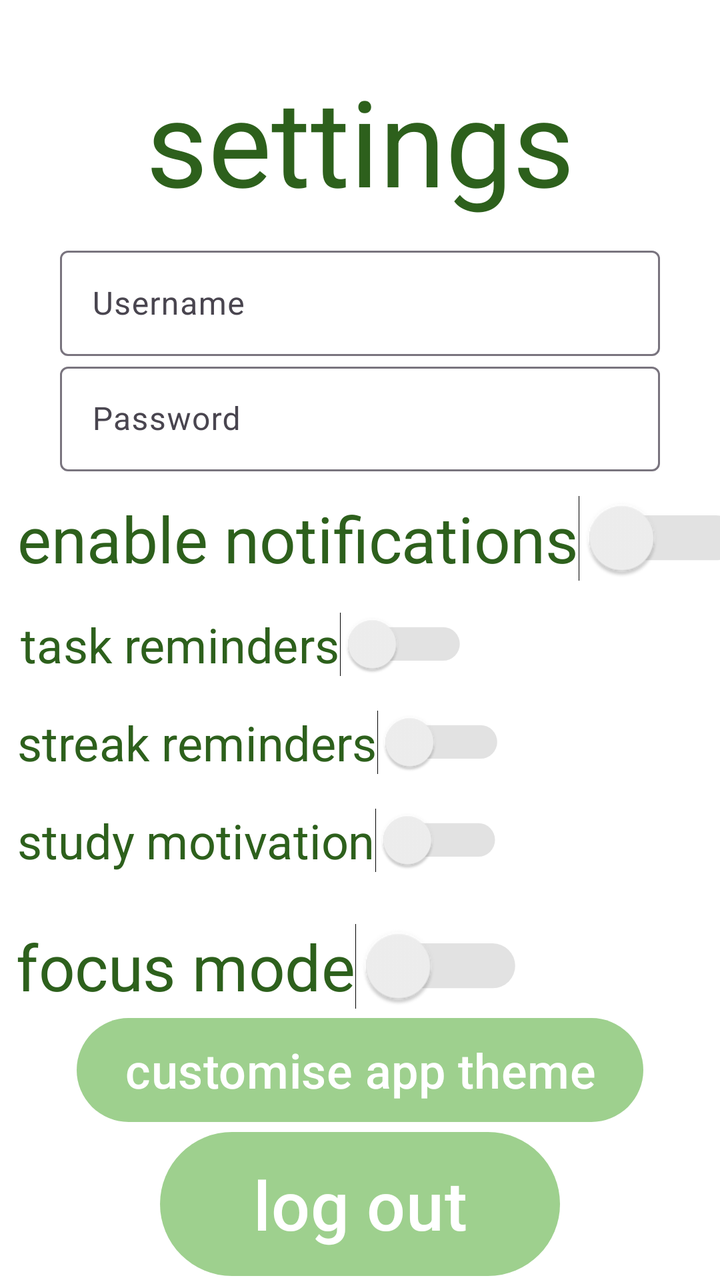
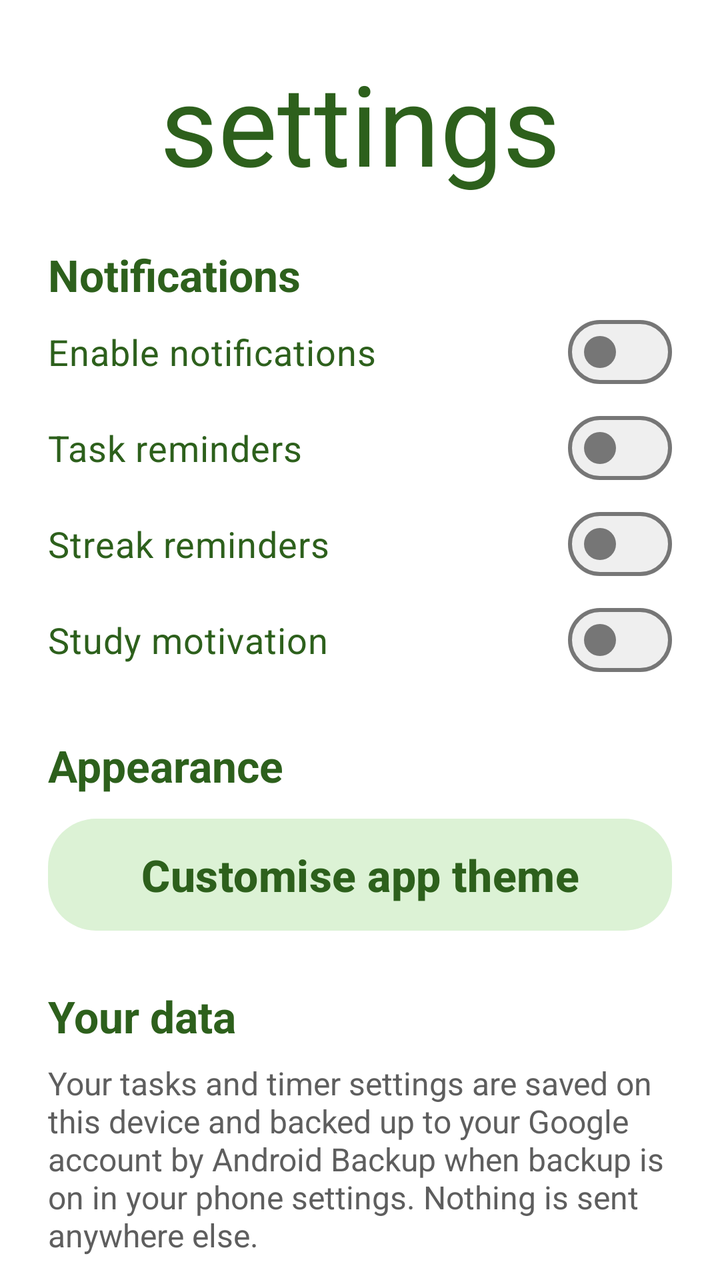

The first picture is an Android layout as it rendered before a commit; the second is the same layout after the commit. The layout source and the unified diff follow.
<!-- AndroidManifest.xml: application theme Theme.Zen -->
<!-- res/layout/fragment_settings.xml -->
<?xml version="1.0" encoding="utf-8"?>
<FrameLayout xmlns:android="http://schemas.android.com/apk/res/android"
    xmlns:app="http://schemas.android.com/apk/res-auto"
    xmlns:tools="http://schemas.android.com/tools"
    android:layout_width="match_parent"
    android:layout_height="match_parent"
    tools:context=".settings.SettingsFragment" >

    <androidx.constraintlayout.widget.ConstraintLayout
        android:layout_width="match_parent"
        android:layout_height="match_parent">

        <TextView
            android:id="@+id/settingsTitle"
            android:layout_width="wrap_content"
            android:layout_height="wrap_content"
            android:layout_marginTop="30dp"
            android:text="@string/settings"
            android:textColor="@color/dark_green"
            android:textSize="60sp"
            app:layout_constraintEnd_toEndOf="parent"
            app:layout_constraintStart_toStartOf="parent"
            app:layout_constraintTop_toTopOf="parent" />

        <LinearLayout
            android:id="@+id/linearLayout2"
            android:layout_width="0dp"
            android:layout_height="0dp"
            android:layout_marginTop="10dp"
            android:gravity="center"
            android:orientation="vertical"
            app:layout_constraintBottom_toBottomOf="parent"
            app:layout_constraintEnd_toEndOf="parent"
            app:layout_constraintStart_toStartOf="parent"
            app:layout_constraintTop_toBottomOf="@+id/settingsTitle">

            <com.google.android.material.textfield.TextInputLayout
                android:id="@+id/usernameTextInputLayout"
                android:layout_width="300dp"
                android:layout_height="wrap_content"
                android:layout_weight="1">

                <com.google.android.material.textfield.TextInputEditText
                    android:id="@+id/usernameTextInput"
                    android:layout_width="match_parent"
                    android:layout_height="wrap_content"
                    android:hint="@string/username"
                    android:inputType="text" />
            </com.google.android.material.textfield.TextInputLayout>

            <com.google.android.material.textfield.TextInputLayout
                android:id="@+id/passwordTextInputLayout"
                android:layout_width="300dp"
                android:layout_height="wrap_content"
                android:layout_weight="1"
                app:passwordToggleEnabled="false">

                <com.google.android.material.textfield.TextInputEditText
                    android:id="@+id/passwordTextInput"
                    android:layout_width="match_parent"
                    android:layout_height="wrap_content"
                    android:hint="@string/password"
                    android:inputType="textPassword" />
            </com.google.android.material.textfield.TextInputLayout>

            <androidx.constraintlayout.widget.ConstraintLayout
                android:layout_width="match_parent"
                android:layout_height="wrap_content"
                android:layout_weight="1">

                <Switch
                    android:id="@+id/switch1"
                    android:layout_width="wrap_content"
                    android:layout_height="wrap_content"
                    android:layout_marginTop="10dp"
                    android:layout_weight="1"
                    android:paddingStart="65dp"
                    android:paddingTop="10dp"
                    android:paddingEnd="50dp"
                    android:paddingBottom="10dp"
                    android:scaleX="1.6"
                    android:scaleY="1.6"
                    android:text="@string/enable_notifications"
                    android:textColor="@color/dark_green"
                    android:textSize="20sp"
                    android:trackTint="@color/switch_track"
                    android:thumbTint="@color/switch_thumb"
                    app:layout_constraintEnd_toEndOf="parent"
                    app:layout_constraintStart_toStartOf="parent"
                    app:layout_constraintTop_toTopOf="parent" />

                <Switch
                    android:id="@+id/switch3"
                    android:layout_width="wrap_content"
                    android:layout_height="wrap_content"
                    android:layout_marginTop="10dp"
                    android:layout_weight="1"
                    android:paddingStart="20dp"
                    android:paddingTop="6dp"
                    android:paddingEnd="10dp"
                    android:paddingBottom="6dp"
                    android:scaleX="1.2"
                    android:scaleY="1.2"
                    android:text="@string/task_reminders"
                    android:textColor="@color/dark_green"
                    android:textSize="20sp"
                    android:trackTint="@color/switch_track"
                    android:thumbTint="@color/switch_thumb"
                    app:layout_constraintStart_toStartOf="@+id/switch1"
                    app:layout_constraintTop_toBottomOf="@+id/switch1" />

                <Switch
                    android:id="@+id/switch4"
                    android:layout_width="wrap_content"
                    android:layout_height="wrap_content"
                    android:layout_marginTop="10dp"
                    android:layout_weight="1"
                    android:paddingStart="20dp"
                    android:paddingTop="6dp"
                    android:paddingEnd="10dp"
                    android:paddingBottom="6dp"
                    android:scaleX="1.2"
                    android:scaleY="1.2"
                    android:text="@string/study_motivation"
                    android:textColor="@color/dark_green"
                    android:textSize="20sp"
                    android:trackTint="@color/switch_track"
                    android:thumbTint="@color/switch_thumb"
                    app:layout_constraintStart_toStartOf="@+id/switch5"
                    app:layout_constraintTop_toBottomOf="@+id/switch5" />

                <Switch
                    android:id="@+id/switch5"
                    android:layout_width="wrap_content"
                    android:layout_height="wrap_content"
                    android:layout_marginTop="10dp"
                    android:layout_weight="1"
                    android:paddingStart="20dp"
                    android:paddingTop="6dp"
                    android:paddingEnd="10dp"
                    android:paddingBottom="6dp"
                    android:scaleX="1.2"
                    android:scaleY="1.2"
                    android:text="@string/streak_reminders"
                    android:textColor="@color/dark_green"
                    android:textSize="20sp"
                    android:trackTint="@color/switch_track"
                    android:thumbTint="@color/switch_thumb"
                    app:layout_constraintStart_toStartOf="@+id/switch3"
                    app:layout_constraintTop_toBottomOf="@+id/switch3" />

                <Switch
                    android:id="@+id/switch6"
                    android:layout_width="wrap_content"
                    android:layout_height="wrap_content"
                    android:layout_marginTop="20dp"
                    android:layout_weight="1"
                    android:paddingStart="45dp"
                    android:paddingTop="10dp"
                    android:paddingEnd="35dp"
                    android:paddingBottom="10dp"
                    android:scaleX="1.6"
                    android:scaleY="1.6"
                    android:text="@string/focus_mode"
                    android:textColor="@color/dark_green"
                    android:textSize="20sp"
                    android:trackTint="@color/switch_track"
                    android:thumbTint="@color/switch_thumb"
                    app:layout_constraintStart_toStartOf="@+id/switch4"
                    app:layout_constraintTop_toBottomOf="@+id/switch4" />

                <Button
                    android:id="@+id/themeButton"
                    android:layout_width="wrap_content"
                    android:layout_height="60dp"
                    android:text="@string/customise_app_theme"
                    android:textColor="@color/white"
                    android:textSize="24sp"
                    app:layout_constraintBottom_toBottomOf="parent"
                    app:layout_constraintEnd_toEndOf="parent"
                    app:layout_constraintStart_toStartOf="parent"
                    app:layout_constraintTop_toBottomOf="@+id/switch6" />

            </androidx.constraintlayout.widget.ConstraintLayout>

            <androidx.constraintlayout.widget.ConstraintLayout
                android:layout_width="wrap_content"
                android:layout_height="wrap_content"
                android:layout_weight="1">

                <Button
                    android:id="@+id/logoutButton"
                    android:layout_width="200dp"
                    android:layout_height="80dp"
                    android:text="@string/log_out"
                    android:textColor="@color/white"
                    android:textSize="34sp"
                    app:layout_constraintBottom_toBottomOf="parent"
                    app:layout_constraintEnd_toEndOf="parent"
                    app:layout_constraintStart_toStartOf="parent"
                    app:layout_constraintTop_toTopOf="parent" />
            </androidx.constraintlayout.widget.ConstraintLayout>

        </LinearLayout>
    </androidx.constraintlayout.widget.ConstraintLayout>
</FrameLayout>
<!-- resources referenced by this layout -->
<resources>
  <string name="customise_app_theme">customise app theme</string>
  <string name="enable_notifications">enable notifications</string>
  <string name="focus_mode">focus mode</string>
  <string name="log_out">log out</string>
  <string name="password">Password</string>
  <string name="streak_reminders">streak reminders</string>
  <string name="study_motivation">study motivation</string>
  <string name="task_reminders">task reminders</string>
  <string name="username">Username</string>
  <style name="Base.Theme.Zen" parent="Theme.Material3.Light.NoActionBar">
          <item name="colorPrimary">@color/green</item>
          <item name="colorPrimaryDark">@color/dark_green</item>
          <item name="colorAccent">@color/light_green</item>
          <item name="android:windowBackground">@color/white</item>
      </style>
  <!-- unchanged entries left out for length: 6 -->
</resources>

<!-- the commit's change to res/layout/fragment_settings.xml (unified diff, before → after) -->
@@ -1,206 +1,87 @@
 <?xml version="1.0" encoding="utf-8"?>
-<FrameLayout xmlns:android="http://schemas.android.com/apk/res/android"
-    xmlns:app="http://schemas.android.com/apk/res-auto"
+<androidx.core.widget.NestedScrollView xmlns:android="http://schemas.android.com/apk/res/android"
     xmlns:tools="http://schemas.android.com/tools"
     android:layout_width="match_parent"
     android:layout_height="match_parent"
-    tools:context=".settings.SettingsFragment" >
+    tools:context=".settings.SettingsFragment">
 
-    <androidx.constraintlayout.widget.ConstraintLayout
+    <LinearLayout
         android:layout_width="match_parent"
-        android:layout_height="match_parent">
+        android:layout_height="wrap_content"
+        android:layout_gravity="center_horizontal"
+        android:orientation="vertical"
+        android:paddingHorizontal="@dimen/screen_margin"
+        android:paddingBottom="@dimen/spacing_large">
 
         <TextView
             android:id="@+id/settingsTitle"
-            android:layout_width="wrap_content"
+            style="@style/Widget.Zen.Title"
+            android:layout_width="match_parent"
             android:layout_height="wrap_content"
-            android:layout_marginTop="30dp"
-            android:text="@string/settings"
-            android:textColor="@color/dark_green"
-            android:textSize="60sp"
-            app:layout_constraintEnd_toEndOf="parent"
-            app:layout_constraintStart_toStartOf="parent"
-            app:layout_constraintTop_toTopOf="parent" />
+            android:layout_marginTop="@dimen/title_margin_top"
+            android:gravity="center_horizontal"
+            android:text="@string/settings" />
 
-        <LinearLayout
-            android:id="@+id/linearLayout2"
-            android:layout_width="0dp"
-            android:layout_height="0dp"
-            android:layout_marginTop="10dp"
-            android:gravity="center"
-            android:orientation="vertical"
-            app:layout_constraintBottom_toBottomOf="parent"
-            app:layout_constraintEnd_toEndOf="parent"
-            app:layout_constraintStart_toStartOf="parent"
-            app:layout_constraintTop_toBottomOf="@+id/settingsTitle">
+        <TextView
+            style="@style/Widget.Zen.SectionHeading"
+            android:layout_width="match_parent"
+            android:layout_height="wrap_content"
+            android:layout_marginTop="@dimen/spacing_large"
+            android:text="@string/settings_notifications" />
 
-            <com.google.android.material.textfield.TextInputLayout
-                android:id="@+id/usernameTextInputLayout"
-                android:layout_width="300dp"
-                android:layout_height="wrap_content"
-                android:layout_weight="1">
+        <com.google.android.material.materialswitch.MaterialSwitch
+            android:id="@+id/notificationsSwitch"
+            android:layout_width="match_parent"
+            android:layout_height="wrap_content"
+            android:text="@string/enable_notifications" />
 
-                <com.google.android.material.textfield.TextInputEditText
-                    android:id="@+id/usernameTextInput"
-                    android:layout_width="match_parent"
-                    android:layout_height="wrap_content"
-                    android:hint="@string/username"
-                    android:inputType="text" />
-            </com.google.android.material.textfield.TextInputLayout>
+        <com.google.android.material.materialswitch.MaterialSwitch
+            android:id="@+id/taskRemindersSwitch"
+            android:layout_width="match_parent"
+            android:layout_height="wrap_content"
+            android:text="@string/task_reminders" />
 
-            <com.google.android.material.textfield.TextInputLayout
-                android:id="@+id/passwordTextInputLayout"
-                android:layout_width="300dp"
-                android:layout_height="wrap_content"
-                android:layout_weight="1"
-                app:passwordToggleEnabled="false">
+        <com.google.android.material.materialswitch.MaterialSwitch
+            android:id="@+id/streakRemindersSwitch"
+            android:layout_width="match_parent"
+            android:layout_height="wrap_content"
+            android:text="@string/streak_reminders" />
 
-                <com.google.android.material.textfield.TextInputEditText
-                    android:id="@+id/passwordTextInput"
-                    android:layout_width="match_parent"
-                    android:layout_height="wrap_content"
-                    android:hint="@string/password"
-                    android:inputType="textPassword" />
-            </com.google.android.material.textfield.TextInputLayout>
+        <com.google.android.material.materialswitch.MaterialSwitch
+            android:id="@+id/studyMotivationSwitch"
+            android:layout_width="match_parent"
+            android:layout_height="wrap_content"
+            android:text="@string/study_motivation" />
 
-            <androidx.constraintlayout.widget.ConstraintLayout
-                android:layout_width="match_parent"
-                android:layout_height="wrap_content"
-                android:layout_weight="1">
+        <TextView
+            style="@style/Widget.Zen.SectionHeading"
+            android:layout_width="match_parent"
+            android:layout_height="wrap_content"
+            android:layout_marginTop="@dimen/spacing_large"
+            android:text="@string/settings_appearance" />
 
-                <Switch
-                    android:id="@+id/switch1"
-                    android:layout_width="wrap_content"
-                    android:layout_height="wrap_content"
-                    android:layout_marginTop="10dp"
-                    android:layout_weight="1"
-                    android:paddingStart="65dp"
-                    android:paddingTop="10dp"
-                    android:paddingEnd="50dp"
-                    android:paddingBottom="10dp"
-                    android:scaleX="1.6"
-                    android:scaleY="1.6"
-                    android:text="@string/enable_notifications"
-                    android:textColor="@color/dark_green"
-                    android:textSize="20sp"
-                    android:trackTint="@color/switch_track"
-                    android:thumbTint="@color/switch_thumb"
-                    app:layout_constraintEnd_toEndOf="parent"
-                    app:layout_constraintStart_toStartOf="parent"
-                    app:layout_constraintTop_toTopOf="parent" />
+        <Button
+            android:id="@+id/themeButton"
+            style="@style/Widget.Zen.Button.Tonal"
+            android:layout_width="match_parent"
+            android:layout_height="wrap_content"
+            android:layout_marginTop="@dimen/spacing_small"
+            android:text="@string/customise_app_theme" />
 
-                <Switch
-                    android:id="@+id/switch3"
-                    android:layout_width="wrap_content"
-                    android:layout_height="wrap_content"
-                    android:layout_marginTop="10dp"
-                    android:layout_weight="1"
-                    android:paddingStart="20dp"
-                    android:paddingTop="6dp"
-                    android:paddingEnd="10dp"
-                    android:paddingBottom="6dp"
-                    android:scaleX="1.2"
-                    android:scaleY="1.2"
-                    android:text="@string/task_reminders"
-                    android:textColor="@color/dark_green"
-                    android:textSize="20sp"
-                    android:trackTint="@color/switch_track"
-                    android:thumbTint="@color/switch_thumb"
-                    app:layout_constraintStart_toStartOf="@+id/switch1"
-                    app:layout_constraintTop_toBottomOf="@+id/switch1" />
+        <TextView
+            style="@style/Widget.Zen.SectionHeading"
+            android:layout_width="match_parent"
+            android:layout_height="wrap_content"
+            android:layout_marginTop="@dimen/spacing_large"
+            android:text="@string/settings_data" />
 
-                <Switch
-                    android:id="@+id/switch4"
-                    android:layout_width="wrap_content"
-                    android:layout_height="wrap_content"
-                    android:layout_marginTop="10dp"
-                    android:layout_weight="1"
-                    android:paddingStart="20dp"
-                    android:paddingTop="6dp"
-                    android:paddingEnd="10dp"
-                    android:paddingBottom="6dp"
-                    android:scaleX="1.2"
-                    android:scaleY="1.2"
-                    android:text="@string/study_motivation"
-                    android:textColor="@color/dark_green"
-                    android:textSize="20sp"
-                    android:trackTint="@color/switch_track"
-                    android:thumbTint="@color/switch_thumb"
-                    app:layout_constraintStart_toStartOf="@+id/switch5"
-                    app:layout_constraintTop_toBottomOf="@+id/switch5" />
-
-                <Switch
-                    android:id="@+id/switch5"
-                    android:layout_width="wrap_content"
-                    android:layout_height="wrap_content"
-                    android:layout_marginTop="10dp"
-                    android:layout_weight="1"
-                    android:paddingStart="20dp"
-                    android:paddingTop="6dp"
-                    android:paddingEnd="10dp"
-                    android:paddingBottom="6dp"
-                    android:scaleX="1.2"
-                    android:scaleY="1.2"
-                    android:text="@string/streak_reminders"
-                    android:textColor="@color/dark_green"
-                    android:textSize="20sp"
-                    android:trackTint="@color/switch_track"
-                    android:thumbTint="@color/switch_thumb"
-                    app:layout_constraintStart_toStartOf="@+id/switch3"
-                    app:layout_constraintTop_toBottomOf="@+id/switch3" />
-
-                <Switch
-                    android:id="@+id/switch6"
-                    android:layout_width="wrap_content"
-                    android:layout_height="wrap_content"
-                    android:layout_marginTop="20dp"
-                    android:layout_weight="1"
-                    android:paddingStart="45dp"
-                    android:paddingTop="10dp"
-                    android:paddingEnd="35dp"
-                    android:paddingBottom="10dp"
-                    android:scaleX="1.6"
-                    android:scaleY="1.6"
-                    android:text="@string/focus_mode"
-                    android:textColor="@color/dark_green"
-                    android:textSize="20sp"
-                    android:trackTint="@color/switch_track"
-                    android:thumbTint="@color/switch_thumb"
-                    app:layout_constraintStart_toStartOf="@+id/switch4"
-                    app:layout_constraintTop_toBottomOf="@+id/switch4" />
-
-                <Button
-                    android:id="@+id/themeButton"
-                    android:layout_width="wrap_content"
-                    android:layout_height="60dp"
-                    android:text="@string/customise_app_theme"
-                    android:textColor="@color/white"
-                    android:textSize="24sp"
-                    app:layout_constraintBottom_toBottomOf="parent"
-                    app:layout_constraintEnd_toEndOf="parent"
-                    app:layout_constraintStart_toStartOf="parent"
-                    app:layout_constraintTop_toBottomOf="@+id/switch6" />
-
-            </androidx.constraintlayout.widget.ConstraintLayout>
-
-            <androidx.constraintlayout.widget.ConstraintLayout
-                android:layout_width="wrap_content"
-                android:layout_height="wrap_content"
-                android:layout_weight="1">
-
-                <Button
-                    android:id="@+id/logoutButton"
-                    android:layout_width="200dp"
-                    android:layout_height="80dp"
-                    android:text="@string/log_out"
-                    android:textColor="@color/white"
-                    android:textSize="34sp"
-                    app:layout_constraintBottom_toBottomOf="parent"
-                    app:layout_constraintEnd_toEndOf="parent"
-                    app:layout_constraintStart_toStartOf="parent"
-                    app:layout_constraintTop_toTopOf="parent" />
-            </androidx.constraintlayout.widget.ConstraintLayout>
-
-        </LinearLayout>
-    </androidx.constraintlayout.widget.ConstraintLayout>
-</FrameLayout>
+        <TextView
+            android:id="@+id/backupStatusText"
+            android:layout_width="match_parent"
+            android:layout_height="wrap_content"
+            android:layout_marginTop="@dimen/spacing_small"
+            android:text="@string/backup_status"
+            android:textColor="@color/text_secondary"
+            android:textSize="@dimen/text_body" />
+    </LinearLayout>
+</androidx.core.widget.NestedScrollView>
<!-- resource entries referenced after the edit -->
@@ -1,20 +1,77 @@
 <!-- resources referenced by this layout -->
 <resources>
-  <string name="customise_app_theme">customise app theme</string>
-  <string name="enable_notifications">enable notifications</string>
-  <string name="focus_mode">focus mode</string>
-  <string name="log_out">log out</string>
-  <string name="password">Password</string>
-  <string name="streak_reminders">streak reminders</string>
-  <string name="study_motivation">study motivation</string>
-  <string name="task_reminders">task reminders</string>
-  <string name="username">Username</string>
+  <color name="text_secondary">#FF5E5E5E</color>
+  <dimen name="screen_margin">24dp</dimen>
+  <dimen name="spacing_large">24dp</dimen>
+  <dimen name="spacing_small">8dp</dimen>
+  <dimen name="text_body">16sp</dimen>
+  <dimen name="title_margin_top">24dp</dimen>
+  <string name="backup_status">Your tasks and timer settings are saved on this device and backed up to your Google account by Android Backup when backup is on in your phone settings. Nothing is sent anywhere else.</string>
+  <string name="customise_app_theme">Customise app theme</string>
+  <string name="enable_notifications">Enable notifications</string>
+  <string name="settings_appearance">Appearance</string>
+  <string name="settings_data">Your data</string>
+  <string name="settings_notifications">Notifications</string>
+  <string name="streak_reminders">Streak reminders</string>
+  <string name="study_motivation">Study motivation</string>
+  <string name="task_reminders">Task reminders</string>
+  <style name="Widget.Zen.Button.Tonal">
+          <item name="backgroundTint">@color/light_green</item>
+      </style>
+  <style name="Widget.Zen.SectionHeading" parent="Widget.Zen.Heading">
+          <item name="android:textColor">@color/dark_green</item>
+          <item name="android:textSize">@dimen/text_heading</item>
+          <item name="android:textStyle">bold</item>
+      </style>
+  <style name="Widget.Zen.Title" parent="Widget.Zen.Heading">
+          <item name="android:textColor">@color/dark_green</item>
+          <item name="android:maxLines">1</item>
+          <item name="autoSizeTextType">uniform</item>
+          <item name="autoSizeMinTextSize">@dimen/text_title_min</item>
+          <item name="autoSizeMaxTextSize">@dimen/text_title</item>
+          <item name="android:textSize">@dimen/text_title</item>
+      </style>
+  <style name="Widget.Zen.Heading" parent="" />
+  <dimen name="text_heading">22sp</dimen>
+  <dimen name="text_title_min">28sp</dimen>
+  <dimen name="text_title">56sp</dimen>
   <style name="Base.Theme.Zen" parent="Theme.Material3.Light.NoActionBar">
-          <item name="colorPrimary">@color/green</item>
-          <item name="colorPrimaryDark">@color/dark_green</item>
-          <item name="colorAccent">@color/light_green</item>
+          
+          <item name="colorPrimary">@color/dark_green</item>
+          <item name="colorOnPrimary">@color/white</item>
+          <item name="colorPrimaryContainer">@color/green</item>
+          <item name="colorOnPrimaryContainer">@color/dark_green</item>
+          <item name="colorSecondaryContainer">@color/light_green</item>
+          <item name="colorOnSecondaryContainer">@color/dark_green</item>
+          <item name="colorSurface">@color/white</item>
+          <item name="colorOnSurface">@color/dark_green</item>
+          <item name="colorOnSurfaceVariant">@color/text_secondary</item>
+          <item name="colorOutline">@color/outline</item>
+          
+          <item name="colorSurfaceContainerHighest">#FFEFEFEF</item>
           <item name="android:windowBackground">@color/white</item>
+          <item name="materialButtonStyle">@style/Widget.Zen.Button</item>
+          <item name="materialSwitchStyle">@style/Widget.Zen.Switch</item>
       </style>
+  <color name="outline">#FF767676</color>
+  <style name="Widget.Zen.Button" parent="Widget.Material3.Button">
+          <item name="backgroundTint">@color/green</item>
+          <item name="android:textColor">@color/dark_green</item>
+          <item name="android:textStyle">bold</item>
+          <item name="android:textSize">@dimen/text_button</item>
+          <item name="android:minHeight">@dimen/button_height</item>
+          <item name="cornerRadius">@dimen/corner_large</item>
+      </style>
+  <style name="Widget.Zen.Switch" parent="Widget.Material3.CompoundButton.MaterialSwitch">
+          <item name="android:minHeight">@dimen/touch_target</item>
+          <item name="android:textColor">@color/dark_green</item>
+          <item name="android:textSize">@dimen/text_body_large</item>
+      </style>
+  <dimen name="text_button">22sp</dimen>
+  <dimen name="button_height">64dp</dimen>
+  <dimen name="corner_large">24dp</dimen>
+  <dimen name="touch_target">48dp</dimen>
+  <dimen name="text_body_large">18sp</dimen>
   <!-- unchanged entries left out for length: 6 -->
 </resources>
 
